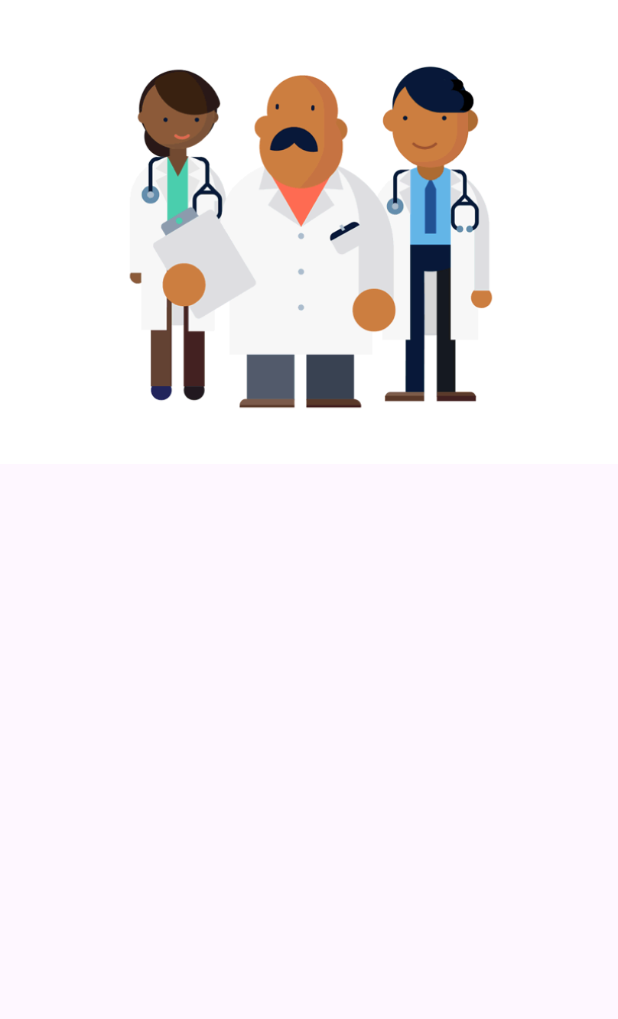
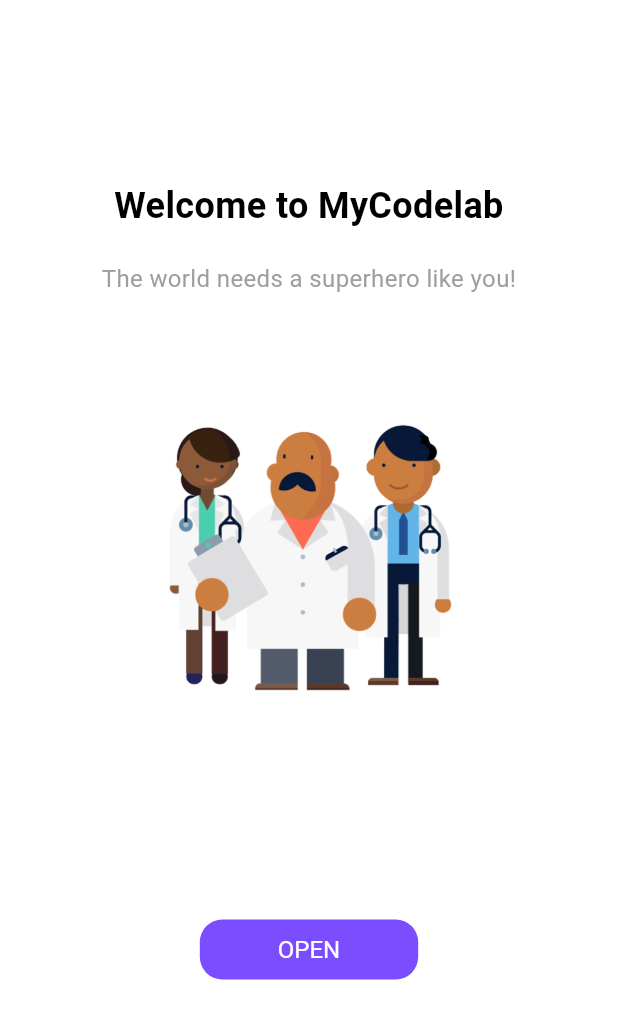
Before and after one commit to gatewan/flutter-lab, a Flutter app: the screen it shows after launch, on a phone screen of 412 x 824 dp. Shown: the top 1019 px of the screen. Run offline on Flutter 3.47's test engine with Material 2 defaults, Android fonts, the phone set to English and light mode, and no system bars.

Commit message:
Build UI Splash Page

```diff
--- a/lib/pages/splash_page.dart
+++ b/lib/pages/splash_page.dart
@@ -6,10 +6,68 @@
   @override
   Widget build(BuildContext context) {
     return Scaffold(
-      body: Column(
-        children: [
-          Image.asset("assets/images/welcome_splash.png"),
-        ],
+      backgroundColor: Colors.white,
+      body: Container(
+        width: double.infinity,
+        child: Column(
+          children: [
+            SizedBox(
+              height: 120,
+            ),
+            Text(
+              "Welcome to MyCodelab",
+              style: TextStyle(
+                fontWeight: FontWeight.bold,
+                color: Colors.black,
+                fontSize: 24,
+              ),
+              textWidthBasis: TextWidthBasis.parent,
+              textAlign: TextAlign.center,
+            ),
+            Padding(
+              padding: EdgeInsets.symmetric(
+                horizontal: 24,
+                vertical: 20,
+              ),
+              child: Text(
+                "The world needs a superhero like you!",
+                style: TextStyle(
+                  fontWeight: FontWeight.normal,
+                  color: Colors.grey,
+                  fontSize: 16,
+                ),
+                textAlign: TextAlign.center,
+              ),
+            ),
+            SizedBox(
+              height: 32,
+            ),
+            Image.asset(
+              "assets/images/welcome_splash.png",
+              width: 320,
+            ),
+            SizedBox(
+              height: 120,
+            ),
+            TextButton(
+              style: TextButton.styleFrom(
+                foregroundColor: Colors.white,
+                backgroundColor: Colors.deepPurpleAccent,
+                padding: EdgeInsets.symmetric(
+                  horizontal: 52,
+                  vertical: 8,
+                ),
+                shape: RoundedRectangleBorder(
+                    borderRadius: BorderRadius.all(Radius.circular(15))),
+                textStyle: TextStyle(
+                  fontSize: 16,
+                ),
+              ),
+              onPressed: () {},
+              child: Text("OPEN"),
+            ),
+          ],
+        ),
       ),
     );
   }
```
